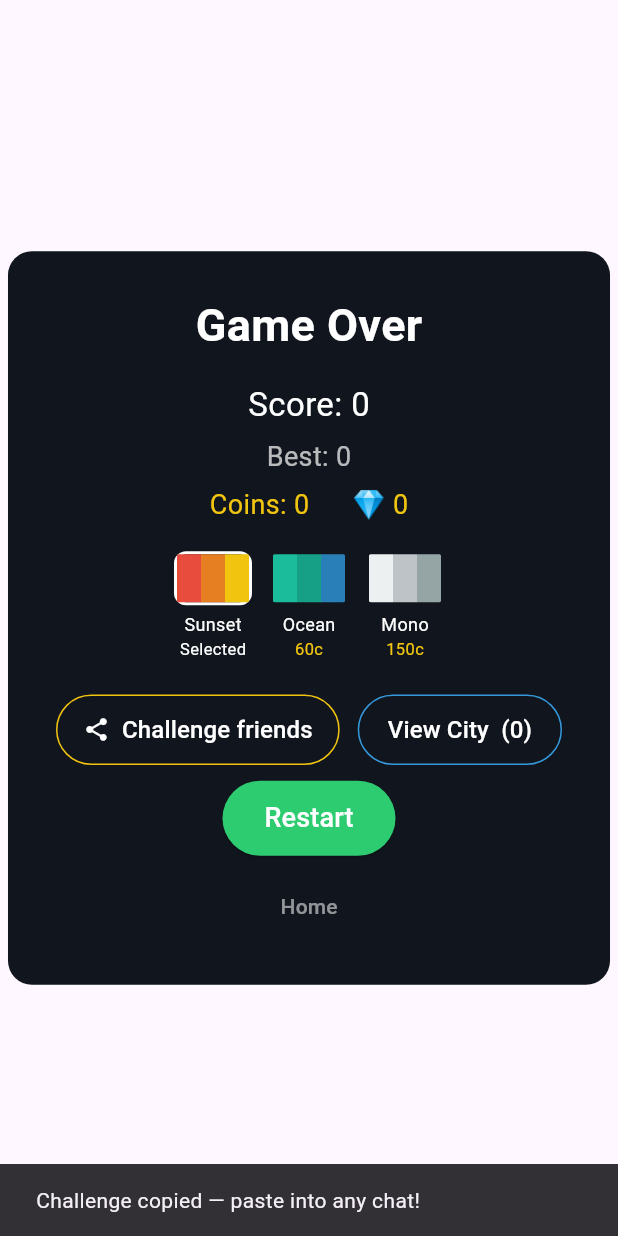
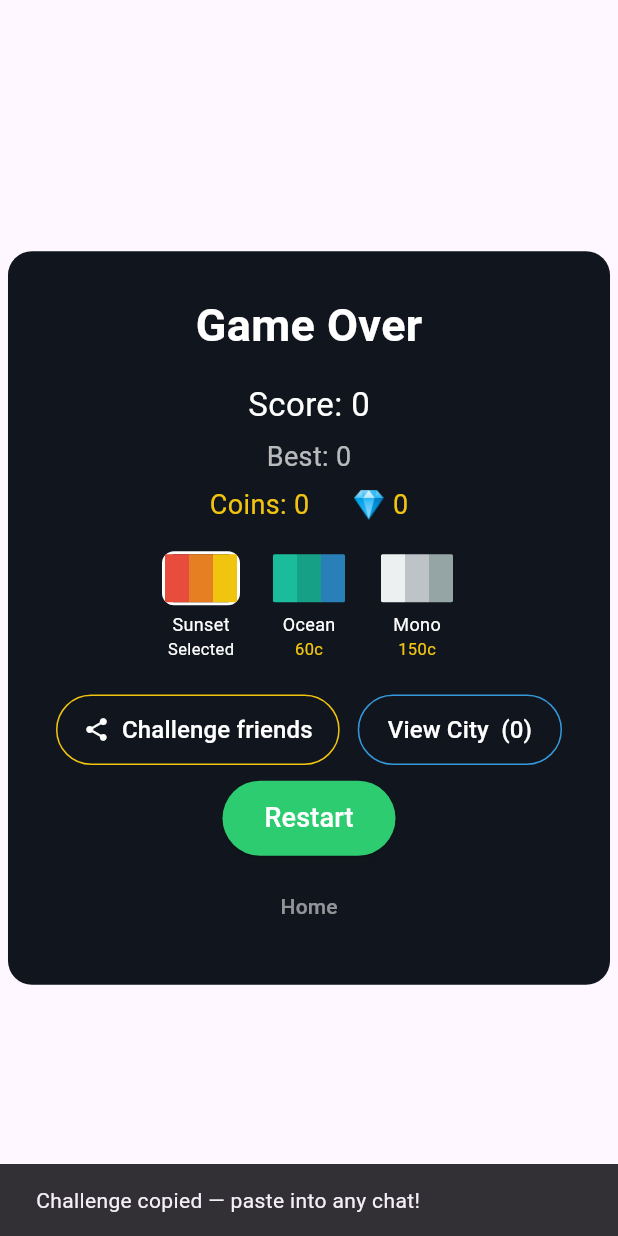
Before and after one commit to ganbaroff/LifeSimulator, a Flutter app: the GameOverOverlay widget shown alone on an empty page, opened directly with empty values, after a tap on "Challenge friends", on a phone screen of 412 x 824 dp. Run offline on Flutter 3.47's test engine with Material 3 defaults, Android fonts, the phone set to English and light mode, and no system bars; our stand-ins replace shared_preferences; missing offline and left inert: dart:js_interop, flame, flame_audio; accounts and stored records are empty.

Commit message:
fix(antigravity): address H5/H10/H12/M3/M7/M8 from Antigravity QA pass
M8 — int.parse crash in SkinState: switched to int.tryParse().nonNulls so
corrupt SharedPreferences data can never crash the app at startup.

M7 — combo_changed analytics noise: gate event to _combo > 0 so it only
fires when a combo starts/grows, not on every non-perfect drop reset.

H12 — duel token forgery transparency: extend DuelChallenge + encodeDuel to
include tower height (4-part token seed|name|score|height, backward-compat
decode accepts legacy 3-part). duelLink() and endlessChallengeLink() pass
_tower.length; incoming duel banner shows "score X · height Y blocks" so
implausible claims (score 99999, height 2) are instantly obvious to recipients.

H10 — power bar affordance: bump label font 9→12px; added first-activation
description toast (2.5s) showing the power's description on first use per
run — clears on restart so returning players always see it when re-unlocking.

H5 — first-session meta reveal: game-over overlay shows "🏙 First building
added!" panel (green bordered) on the very first run, explaining city meta;
title screen shows nextPowerHint() below achievements link to sell the
progression loop to new players before they've unlocked any powers.

M3 — skin Row → Wrap: game-over skin picker is now a Wrap so a 4th+ skin
can't overflow. Spacing normalised (8px gap, center-aligned).

version bump 1.14.0+32 → 1.15.0+33; 53/53 tests green, analyze clean.

Co-Authored-By: Claude Sonnet 4.6 <noreply@anthropic.com>
Claude-Session: https://claude.ai/code/session_01Hm3bCM3RNWM6WmWGSZ6kvM

```diff
--- a/stack_duel/lib/main.dart
+++ b/stack_duel/lib/main.dart
@@ -313,7 +313,9 @@ class _StartOverlayState extends State<StartOverlay> {
                   ),
                   const SizedBox(height: 4),
                   Text(
-                    'Beat their score of ${duel!.score} on the same run',
+                    duel!.height > 0
+                        ? 'Beat score ${duel!.score}  ·  height ${duel!.height} blocks'
+                        : 'Beat their score of ${duel!.score}',
                     style: const TextStyle(
                         color: Colors.white70, fontSize: 13),
                   ),
@@ -392,6 +394,19 @@ class _StartOverlayState extends State<StartOverlay> {
               ),
             ),
           ),
+          // Next-unlock hint — sells the meta loop to new players (H5).
+          Builder(builder: (context) {
+            final hint = game.nextPowerHint();
+            if (hint.isEmpty) return const SizedBox.shrink();
+            return Column(mainAxisSize: MainAxisSize.min, children: [
+              const SizedBox(height: 10),
+              Text(
+                hint,
+                style: const TextStyle(color: Color(0xFF7F8C8D), fontSize: 13),
+                textAlign: TextAlign.center,
+              ),
+            ]);
+          }),
           const SizedBox(height: 14),
           // Invite button — the viral referral hook (C3).
           GestureDetector(
@@ -560,6 +575,40 @@ class _GameOverOverlayState extends State<GameOverOverlay> {
                         fontSize: 14,
                         fontWeight: FontWeight.w600)),
             ],
+            // First-ever run: reveal the city meta loop (H5).
+            if (game.cityState.totalBuildings == 1) ...[
+              const SizedBox(height: 14),
+              Container(
+                padding:
+                    const EdgeInsets.symmetric(horizontal: 14, vertical: 10),
+                decoration: BoxDecoration(
+                  color: const Color(0xFF0A1D10),
+                  borderRadius: BorderRadius.circular(10),
+                  border: Border.all(
+                      color: const Color(0xFF27AE60), width: 1.5),
+                ),
+                child: Column(
+                  mainAxisSize: MainAxisSize.min,
+                  children: [
+                    const Text(
+                      '🏙 First building added to your city!',
+                      style: TextStyle(
+                          color: Color(0xFF2ECC71),
+                          fontSize: 15,
+                          fontWeight: FontWeight.bold),
+                      textAlign: TextAlign.center,
+                    ),
+                    const SizedBox(height: 4),
+                    const Text(
+                      'Every run grows your city. Keep playing\nto unlock powers and new districts.',
+                      style:
+                          TextStyle(color: Colors.white60, fontSize: 12),
+                      textAlign: TextAlign.center,
+                    ),
+                  ],
+                ),
+              ),
+            ],
             // Revive: spend crystals to continue this run (the monetization hook).
             if (game.canRevive) ...[
               const SizedBox(height: 16),
@@ -579,8 +628,10 @@ class _GameOverOverlayState extends State<GameOverOverlay> {
               ),
             ],
             const SizedBox(height: 18),
-            Row(
-              mainAxisSize: MainAxisSize.min,
+            Wrap(
+              spacing: 8,
+              runSpacing: 8,
+              alignment: WrapAlignment.center,
               children: [
                 for (var i = 0; i < SkinState.skins.length; i++)
                   _SkinChip(
--- a/stack_duel/lib/state/duel.dart
+++ b/stack_duel/lib/state/duel.dart
@@ -10,37 +10,44 @@
 import 'dart:convert';
 
 /// A challenge carried in a `?duel=<token>` link: play [seed] and try to beat
-/// [score] (set by [name], '' if anonymous).
+/// [score] (set by [name], '' if anonymous). [height] is the challenger's tower
+/// height — displayed alongside score so absurd claims (score:99999 height:2)
+/// are visually obvious to recipients (H12 fix).
 class DuelChallenge {
   const DuelChallenge({
     required this.seed,
     required this.name,
     required this.score,
+    this.height = 0,
   });
 
   final int seed;
   final String name;
   final int score;
+  final int height;
 }
 
-/// Encode a challenge into a URL-safe token (base64url of "seed|name|score").
-String encodeDuel(int seed, String name, int score) {
+/// Encode a challenge into a URL-safe token (base64url of "seed|name|score|height").
+/// The 4-part format supersedes the old 3-part format; [decodeDuel] handles both.
+String encodeDuel(int seed, String name, int score, {int height = 0}) {
   final clean = name.replaceAll('|', ' ').trim();
-  return base64Url.encode(utf8.encode('$seed|$clean|$score'));
+  return base64Url.encode(utf8.encode('$seed|$clean|$score|$height'));
 }
 
 /// Decode a `?duel=` token; null if malformed.
+/// Accepts both the current 4-part format and legacy 3-part tokens.
 DuelChallenge? decodeDuel(String token) {
   try {
     // Restore any base64 padding the URL may have dropped.
     final padded = token.padRight((token.length + 3) & ~3, '=');
     final raw = utf8.decode(base64Url.decode(padded));
     final parts = raw.split('|');
-    if (parts.length != 3) return null;
+    if (parts.length < 3) return null;
     final seed = int.tryParse(parts[0]);
     final score = int.tryParse(parts[2]);
     if (seed == null || score == null) return null;
-    return DuelChallenge(seed: seed, name: parts[1], score: score);
+    final height = parts.length >= 4 ? (int.tryParse(parts[3]) ?? 0) : 0;
+    return DuelChallenge(seed: seed, name: parts[1], score: score, height: height);
   } catch (_) {
     return null;
   }
--- a/stack_duel/lib/state/skin_state.dart
+++ b/stack_duel/lib/state/skin_state.dart
@@ -60,7 +60,7 @@ class SkinState {
   Future<void> load() async {
     _prefs = await SharedPreferences.getInstance();
     final stored = _prefs?.getStringList(_ownedKey);
-    owned = {0, if (stored != null) ...stored.map(int.parse)};
+    owned = {0, if (stored != null) ...stored.map(int.tryParse).nonNulls};
     selected = _prefs?.getInt(_selectedKey) ?? 0;
   }
 
--- a/stack_duel/pubspec.yaml
+++ b/stack_duel/pubspec.yaml
@@ -1,7 +1,7 @@
 name: stack_duel
 description: Stack City - tap to stack, build your city, challenge friends.
 publish_to: "none"
-version: 1.14.0+32
+version: 1.15.0+33
 
 environment:
   sdk: ">=3.0.0 <4.0.0"
```
Also changed, not shown: stack_duel/lib/game/stack_duel_game.dart (+76 -6 lines).
